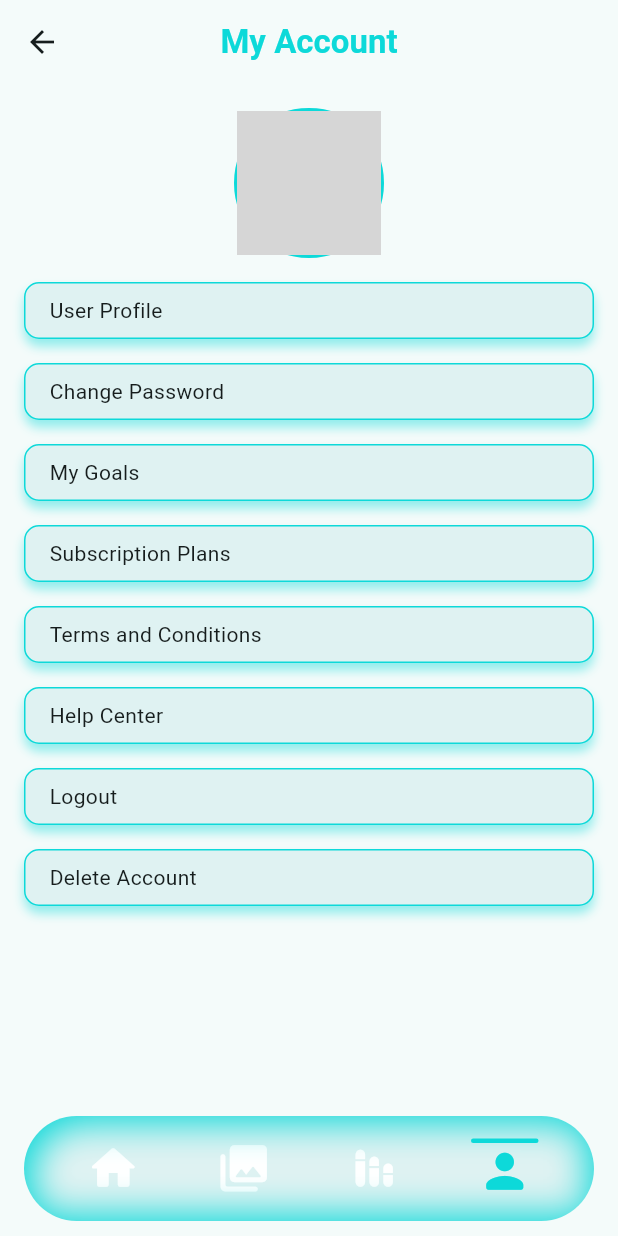
After one commit to Simarjot-sk/web_mobril_test, a Flutter app: the HomeScreen screen opened by its route, item 4 of the bottom bar chosen, on a phone screen of 412 x 824 dp. The commit adds this screen. Run offline on Flutter 3.47's test engine with Material 2 defaults, Android fonts, the phone set to English and light mode, and no system bars; our stand-ins replace firebase_core, flutter_svg, google_sign_in, shared_preferences; accounts and stored records are empty; network calls fail; grey boxes are pictures that could not be loaded.

Commit message:
completed my account section

```diff
--- a/lib/data/repo/auth_repo.dart
+++ b/lib/data/repo/auth_repo.dart
@@ -1,4 +1,5 @@
 import 'package:google_sign_in/google_sign_in.dart';
+import 'package:web_mobril_test/data/shared_pref_helper.dart';
 
 class AuthRepo {
   static final _googleSignIn = GoogleSignIn(
@@ -11,7 +12,19 @@ class AuthRepo {
 
   ///@return Null if user aborted the login dialog, and [GoogleSignInAccount] is login is successful
   static Future<GoogleSignInAccount?> loginWithGoogle() async {
-    return _googleSignIn.signIn();
+    final account = await _googleSignIn.signIn();
+    if (account != null) {
+      //saving the user details locally
+      Prefs.isLoggedIn.set(true);
+      Prefs.userEmail.set(account.email);
+      if (account.photoUrl != null) {
+        Prefs.profileUrl.set(account.photoUrl!);
+      }
+      if (account.displayName != null) {
+        Prefs.userName.set(account.displayName!);
+      }
+    }
+    return account;
   }
 
   static Future<void> signOut() {
--- a/lib/data/shared_pref_helper.dart
+++ b/lib/data/shared_pref_helper.dart
@@ -14,6 +14,8 @@ class Prefs {
 
   static final isLoggedIn = SharedPrefValue<bool>('is_logged_in', prefs);
   static final userEmail = SharedPrefValue<String>('user_email', prefs);
+  static final profileUrl = SharedPrefValue<String>('profile_image_url', prefs);
+  static final userName = SharedPrefValue<String>('user_name', prefs);
 
   static void clear() {
     prefs.clear();
--- a/lib/main.dart
+++ b/lib/main.dart
@@ -1,9 +1,11 @@
 import 'package:flutter/material.dart';
 import 'package:web_mobril_test/data/repo/auth_repo.dart';
+import 'package:web_mobril_test/data/shared_pref_helper.dart';
 import 'my_app.dart';
 
 void main() async {
   WidgetsFlutterBinding.ensureInitialized();
+  await Prefs.init();
   final isSignedIn = await AuthRepo.isSignedId();
   runApp(
     MyApp(
--- /dev/null
+++ b/lib/presentation/screens/bottom_bar_screens/account_list_item.dart
@@ -0,0 +1,35 @@
+import 'package:flutter/material.dart';
+import 'package:web_mobril_test/presentation/theme/colors.dart';
+
+class AccountListItem extends StatelessWidget {
+  const AccountListItem({super.key, required this.title, this.onClick});
+
+  final String title;
+  final VoidCallback? onClick;
+
+  @override
+  Widget build(BuildContext context) {
+    return GestureDetector(
+      onTap: () {
+        onClick?.call();
+      },
+      child: Container(
+        margin: const EdgeInsets.only(top: 16),
+        padding: const EdgeInsets.symmetric(horizontal: 16, vertical: 8),
+        width: double.infinity,
+        decoration: BoxDecoration(
+          border: Border.all(color: kPrimaryColor),
+          borderRadius: BorderRadius.circular(10),
+          color: kScreenBackgroundColor,
+          boxShadow: [
+            BoxShadow(
+                color: kPrimaryColor.withAlpha(110),
+                blurRadius: 5,
+                offset: const Offset(0, 5))
+          ],
+        ),
+        child: Text(title),
+      ),
+    );
+  }
+}
--- /dev/null
+++ b/lib/presentation/screens/bottom_bar_screens/my_account_screen.dart
@@ -0,0 +1,52 @@
+import 'package:flutter/material.dart';
+import 'package:web_mobril_test/data/shared_pref_helper.dart';
+import 'package:web_mobril_test/presentation/screens/bottom_bar_screens/account_list_item.dart';
+import 'package:web_mobril_test/presentation/theme/colors.dart';
+
+class MyAccountScreen extends StatelessWidget {
+  const MyAccountScreen({super.key});
+
+  @override
+  Widget build(BuildContext context) {
+    return Scaffold(
+      appBar: AppBar(
+        centerTitle: true,
+        title: const Text(
+          "My Account",
+          style: TextStyle(fontWeight: FontWeight.bold, color: kPrimaryColor),
+        ),
+      ),
+      body: Padding(
+        padding: const EdgeInsets.all(16.0),
+        child: Column(
+          crossAxisAlignment: CrossAxisAlignment.center,
+          children: [
+            _buildProfileImage(),
+            const AccountListItem(title: 'User Profile'),
+            const AccountListItem(title: 'Change Password'),
+            const AccountListItem(title: 'My Goals'),
+            const AccountListItem(title: 'Subscription Plans'),
+            const AccountListItem(title: 'Terms and Conditions'),
+            const AccountListItem(title: 'Help Center'),
+            const AccountListItem(title: 'Logout'),
+            const AccountListItem(title: 'Delete Account'),
+          ],
+        ),
+      ),
+    );
+  }
+
+  Widget _buildProfileImage() {
+    final url = Prefs.profileUrl.getSafe();
+    return Container(
+      width: 100,
+      height: 100,
+      decoration: BoxDecoration(
+          borderRadius: BorderRadius.circular(50),
+          border: Border.all(color: kPrimaryColor, width: 2)),
+      child: ClipRRect(
+        child: url == null ? const Icon(Icons.person, size: 50,) : Image.network(url),
+      ),
+    );
+  }
+}
--- a/lib/presentation/screens/home/home_screen.dart
+++ b/lib/presentation/screens/home/home_screen.dart
@@ -1,5 +1,6 @@
 import 'package:flutter/material.dart';
 import 'package:web_mobril_test/data/repo/auth_repo.dart';
+import 'package:web_mobril_test/presentation/screens/bottom_bar_screens/my_account_screen.dart';
 import 'package:web_mobril_test/presentation/screens/bottom_bar_screens/options_screen.dart';
 import 'package:web_mobril_test/presentation/screens/home/widgets/home_bottom_bar.dart';
 import 'package:web_mobril_test/presentation/screens/login/login_screen.dart';
@@ -24,7 +25,7 @@ class _HomeScreenState extends State<HomeScreen> {
       body: Stack(
         children: [
           if (_bottomBarIndex == 1) const SecondScreen(),
-
+          if (_bottomBarIndex == 3) const MyAccountScreen(),
           Align(
             alignment: Alignment.bottomCenter,
             child: Padding(
```
